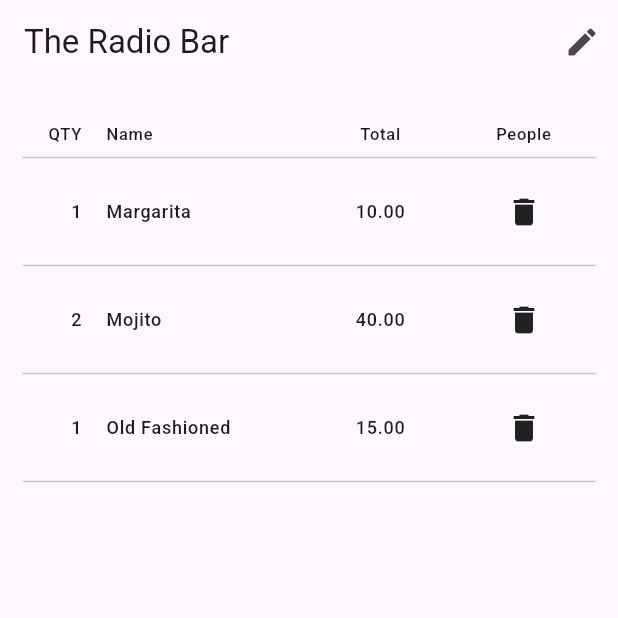
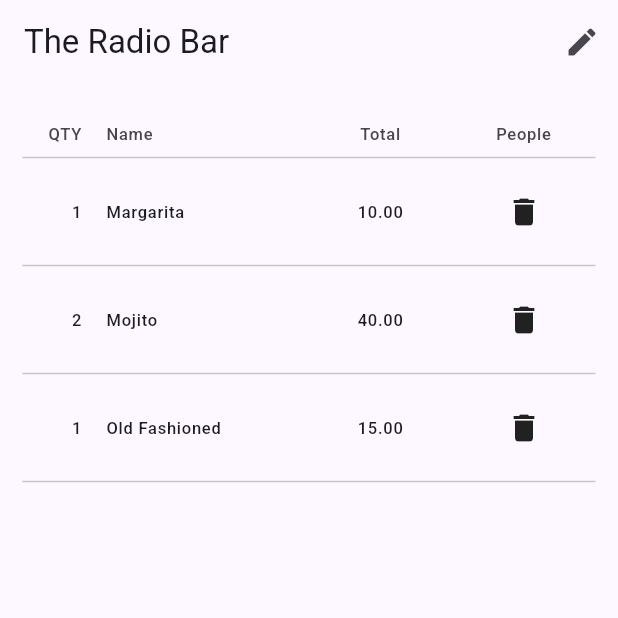
Before and after one commit to Dev-Pentagon/Receipt-Splitter, a Flutter app: the screen it shows after launch, on a phone screen of 412 x 824 dp, the top half of it. Run offline on Flutter 3.47's test engine with Material 3 defaults, Android fonts, the phone set to English and light mode, and no system bars; our stand-ins replace flutter_bloc, go_router.

Commit message:
fix table widget to align with UI

```diff
--- a/receipt_splitter/lib/model/menu_item.dart
+++ b/receipt_splitter/lib/model/menu_item.dart
@@ -1,15 +1,19 @@
+import 'package:receipt_splitter/model/participant.dart';
+
 class MenuItem {
   final int id;
   final String name;
   final int quantity;
   final double price;
   double? total;
+  List<Participant> participants;
 
   MenuItem({
     required this.id,
     required this.name,
     required this.quantity,
     required this.price,
+    this.participants = const [],
   }) : total = _calculateTotalAmount(price, quantity);
 
   static double _calculateTotalAmount(double price, int quantity) => price * quantity;
--- a/receipt_splitter/lib/module/receipt_detail/common/table_widget.dart
+++ b/receipt_splitter/lib/module/receipt_detail/common/table_widget.dart
@@ -17,10 +17,34 @@ class TableWidget extends StatelessWidget {
         // Header Row
         Row(
           children: [
-            Expanded(flex: 1, child: columnWithPadding(child: Text(QTY, style: Theme.of(context).textTheme.labelSmall, textAlign: TextAlign.end), vertical: 0),),
-            Expanded(flex: 3, child: columnWithPadding(child: Text(NAME, style: Theme.of(context).textTheme.labelSmall, textAlign: TextAlign.start), vertical: 0)),
-            Expanded(flex: 2, child: columnWithPadding(child: Text(TOTAL, style: Theme.of(context).textTheme.labelSmall, textAlign: TextAlign.center), vertical: 0)),
-            Expanded(flex: 2, child: columnWithPadding(child: Text(actionName, style: Theme.of(context).textTheme.labelSmall, textAlign: TextAlign.center), vertical: 0)),
+            Expanded(
+              flex: 1,
+              child: columnWithPadding(
+                child: Text(QTY, style: Theme.of(context).textTheme.labelSmall?.copyWith(color: Theme.of(context).colorScheme.onSurfaceVariant), textAlign: TextAlign.end),
+                vertical: 0,
+              ),
+            ),
+            Expanded(
+              flex: 3,
+              child: columnWithPadding(
+                child: Text(NAME, style: Theme.of(context).textTheme.labelSmall?.copyWith(color: Theme.of(context).colorScheme.onSurfaceVariant), textAlign: TextAlign.start),
+                vertical: 0,
+              ),
+            ),
+            Expanded(
+              flex: 2,
+              child: columnWithPadding(
+                child: Text(TOTAL, style: Theme.of(context).textTheme.labelSmall?.copyWith(color: Theme.of(context).colorScheme.onSurfaceVariant), textAlign: TextAlign.center),
+                vertical: 0,
+              ),
+            ),
+            Expanded(
+              flex: 2,
+              child: columnWithPadding(
+                child: Text(actionName, style: Theme.of(context).textTheme.labelSmall?.copyWith(color: Theme.of(context).colorScheme.onSurfaceVariant), textAlign: TextAlign.center),
+                vertical: 0,
+              ),
+            ),
           ],
         ),
         const Divider(),
@@ -30,9 +54,9 @@ class TableWidget extends StatelessWidget {
             children: [
               Row(
                 children: [
-                  Expanded(flex: 1, child: columnWithPadding(child: Text(qtyFormatter.format(item.quantity), style: Theme.of(context).textTheme.labelMedium, textAlign: TextAlign.end))),
-                  Expanded(flex: 3, child: columnWithPadding(child: Text(item.name, style: Theme.of(context).textTheme.labelMedium, textAlign: TextAlign.start))),
-                  Expanded(flex: 2, child: columnWithPadding(child: Text(amountFormatter.format(item.total), style: Theme.of(context).textTheme.labelMedium, textAlign: TextAlign.center))),
+                  Expanded(flex: 1, child: columnWithPadding(child: Text(qtyFormatter.format(item.quantity), style: Theme.of(context).textTheme.labelSmall, textAlign: TextAlign.end))),
+                  Expanded(flex: 3, child: columnWithPadding(child: Text(item.name, style: Theme.of(context).textTheme.labelSmall, textAlign: TextAlign.start))),
+                  Expanded(flex: 2, child: columnWithPadding(child: Text(amountFormatter.format(item.total), style: Theme.of(context).textTheme.labelSmall, textAlign: TextAlign.center))),
                   Expanded(flex: 2, child: actionWidget),
                 ],
               ),
```
